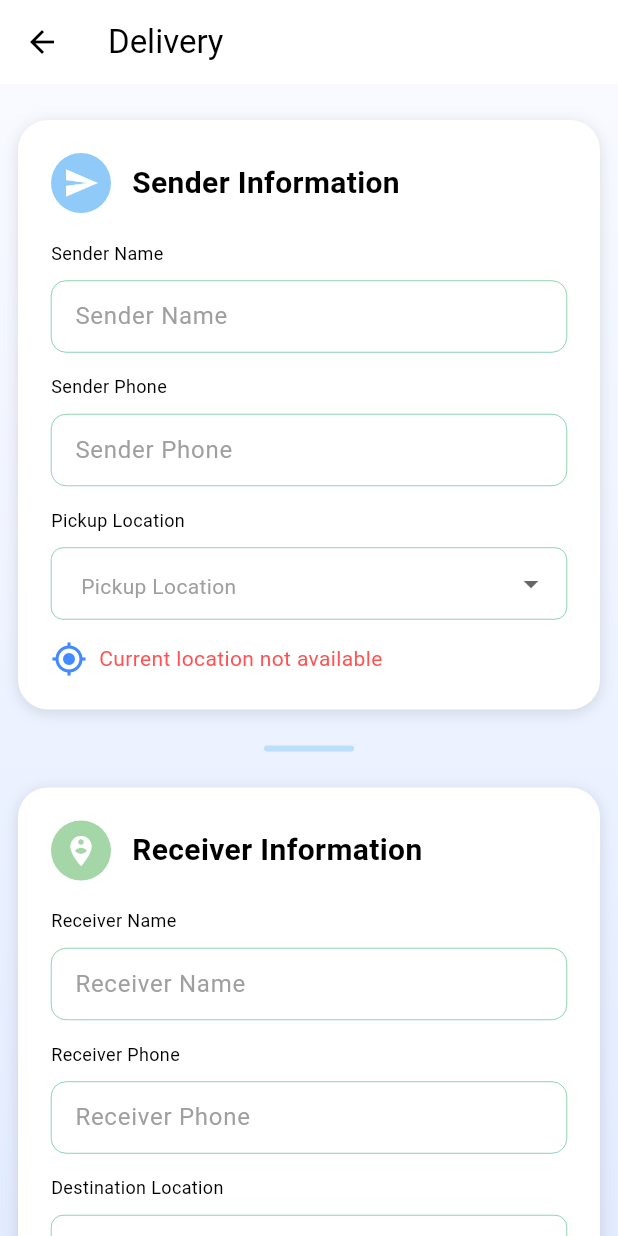
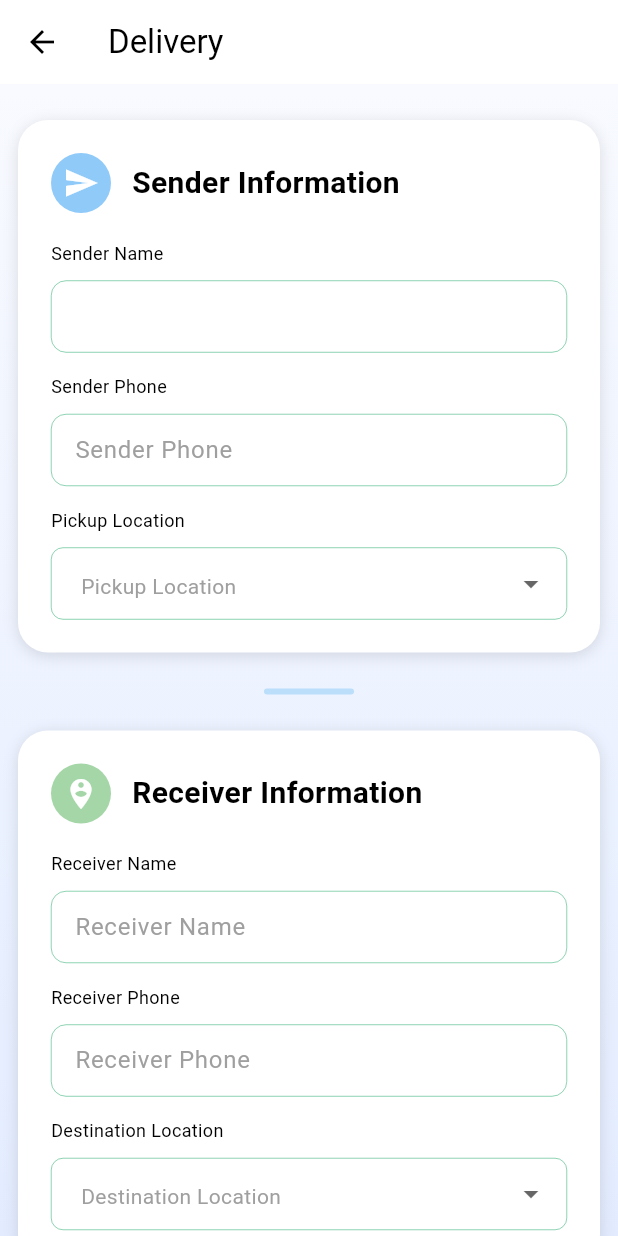
Before and after one commit to sadamabdisheekh/multi-customapp, a Flutter app: the DeliveryScreen screen opened by its route, on a phone screen of 412 x 824 dp. Run offline on Flutter 3.47's test engine with Material 3 defaults, Android fonts, the phone set to English and light mode, and no system bars; our stand-ins replace animated_flip_counter, auto_size_text, badges, bloc, cached_network_image, carousel_slider and 11 more; accounts and stored records are empty; network calls fail.

```diff
--- /dev/null
+++ b/lib/data/models/address_model.dart
@@ -0,0 +1,194 @@
+// ignore_for_file: public_member_api_docs, sort_constructors_first
+import 'dart:convert';
+
+import 'package:equatable/equatable.dart';
+
+class Country extends Equatable {
+  final int id;
+  final String name;
+  final List<Region>? regions;
+  const Country({
+    required this.id,
+    required this.name,
+    this.regions,
+  });
+
+  Country copyWith({
+    int? id,
+    String? name,
+    List<Region>? regions,
+  }) {
+    return Country(
+      id: id ?? this.id,
+      name: name ?? this.name,
+      regions: regions ?? this.regions,
+    );
+  }
+
+  Map<String, dynamic> toMap() {
+    return <String, dynamic>{
+      'id': id,
+      'name': name,
+      'regions': regions?.map((x) => x.toMap()).toList(),
+    };
+  }
+
+  factory Country.fromMap(Map<String, dynamic> map) {
+    return Country(
+      id: map['id'] as int,
+      name: map['name'] as String,
+      regions: map['regions'] != null ? List<Region>.from((map['regions'] as List).map<Region?>((x) => Region.fromMap(x as Map<String,dynamic>),),) : null,
+    );
+  }
+
+  String toJson() => json.encode(toMap());
+
+  factory Country.fromJson(String source) => Country.fromMap(json.decode(source) as Map<String, dynamic>);
+
+  @override
+  bool get stringify => true;
+
+  @override
+  List<Object?> get props => [id, name, regions];
+}
+
+class Region extends Equatable {
+  final int id;
+  final String name;
+  final List<City>? cities;
+  const Region({
+    required this.id,
+    required this.name,
+    this.cities,
+  });
+
+  Region copyWith({
+    int? id,
+    String? name,
+    List<City>? cities,
+  }) {
+    return Region(
+      id: id ?? this.id,
+      name: name ?? this.name,
+      cities: cities ?? this.cities,
+    );
+  }
+
+  Map<String, dynamic> toMap() {
+    return <String, dynamic>{
+      'id': id,
+      'name': name,
+      'cities': cities?.map((x) => x.toMap()).toList(),
+    };
+  }
+
+  factory Region.fromMap(Map<String, dynamic> map) {
+    return Region(
+      id: map['id'] as int,
+      name: map['name'] as String,
+      cities: map['cities'] != null ? List<City>.from((map['cities'] as List).map<City?>((x) => City.fromMap(x as Map<String,dynamic>),),) : null,
+    );
+  }
+
+  String toJson() => json.encode(toMap());
+
+  factory Region.fromJson(String source) => Region.fromMap(json.decode(source) as Map<String, dynamic>);
+
+  @override
+  bool get stringify => true;
+
+  @override
+  List<Object?> get props => [id, name, cities];
+}
+
+class City extends Equatable {
+  final int id;
+  final String name;
+  final List<Village>? villages;
+  const City({
+    required this.id,
+    required this.name,
+    this.villages,
+  });
+
+  City copyWith({
+    int? id,
+    String? name,
+    List<Village>? villages,
+  }) {
+    return City(
+      id: id ?? this.id,
+      name: name ?? this.name,
+      villages: villages ?? this.villages,
+    );
+  }
+
+  Map<String, dynamic> toMap() {
+    return <String, dynamic>{
+      'id': id,
+      'name': name,
+      'villages': villages?.map((x) => x.toMap()).toList(),
+    };
+  }
+
+  factory City.fromMap(Map<String, dynamic> map) {
+    return City(
+      id: map['id'] as int,
+      name: map['name'] as String,
+      villages: map['villages'] != null ? List<Village>.from((map['villages'] as List).map<Village?>((x) => Village.fromMap(x as Map<String,dynamic>),),) : null,
+    );
+  }
+
+  String toJson() => json.encode(toMap());
+
+  factory City.fromJson(String source) => City.fromMap(json.decode(source) as Map<String, dynamic>);
+
+  @override
+  bool get stringify => true;
+
+  @override
+  List<Object?> get props => [id, name, villages];
+}
+
+class Village extends Equatable {
+  final int id;
+  final String name;
+  const Village({
+    required this.id,
+    required this.name,
+  });
+
+  Village copyWith({
+    int? id,
+    String? name,
+  }) {
+    return Village(
+      id: id ?? this.id,
+      name: name ?? this.name,
+    );
+  }
+
+  Map<String, dynamic> toMap() {
+    return <String, dynamic>{
+      'id': id,
+      'name': name,
+    };
+  }
+
+  factory Village.fromMap(Map<String, dynamic> map) {
+    return Village(
+      id: map['id'] as int,
+      name: map['name'] as String,
+    );
+  }
+
+  String toJson() => json.encode(toMap());
+
+  factory Village.fromJson(String source) => Village.fromMap(json.decode(source) as Map<String, dynamic>);
+
+  @override
+  bool get stringify => true;
+
+  @override
+  List<Object> get props => [id, name];
+}
--- a/lib/data/remote_urls.dart
+++ b/lib/data/remote_urls.dart
@@ -1,5 +1,5 @@
 class RemoteUrls {
-  static const String rootUrl = 'http://192.168.236.67:3000';
+  static const String rootUrl = 'http://192.168.100.28:3000';
   //"http://160.119.251.252:3000"; 192.168.75.67
 
   static const login = '$rootUrl/auth/login';
@@ -31,4 +31,7 @@ class RemoteUrls {
 
   static const createOrder = '$rootUrl/order/createorder';
 
+
+  static const getAddress = '$rootUrl/address/get-addreses';
+
 }
--- a/lib/logic/cubit/home_cubit.dart
+++ b/lib/logic/cubit/home_cubit.dart
@@ -1,5 +1,7 @@
 import 'package:equatable/equatable.dart';
 import 'package:flutter_bloc/flutter_bloc.dart';
+import 'package:geocoding/geocoding.dart';
+import 'package:geolocator/geolocator.dart';
 import 'package:multi/data/models/modules_model.dart';
 import 'package:multi/data/providers/error/custom_error.dart';
 import 'package:multi/data/repository/home_repository.dart';
@@ -13,6 +15,9 @@ class HomeCubit extends Cubit<HomeState> {
         super(HomeStateInitial()) {
     loadHomeData();
   }
+
+  Placemark? userPlaceMark;
+  Position? position;
 
   loadHomeData() async {
     emit(HomeLoadingState());
--- a/lib/logic/cubit/splash_cubit.dart
+++ b/lib/logic/cubit/splash_cubit.dart
@@ -1,14 +1,37 @@
-import 'dart:async';
-
 import 'package:equatable/equatable.dart';
 import 'package:flutter_bloc/flutter_bloc.dart';
-import 'package:multi/data/providers/error/custom_error.dart';
+import 'package:multi/data/models/address_model.dart';
+import 'package:multi/data/repository/auth_repository.dart';
 
 part 'splash_state.dart';
 
 class SplashCubit extends Cubit<SplashState> {
-  SplashCubit() : super(SplashInitial()) {
-    Timer(
-        const Duration(seconds: 3), () => emit(const SplashLoaded(list: null)));
+  final AuthRepository _authRepository;
+
+  SplashCubit({required authRepository}) : _authRepository = authRepository, super(SplashInitial()) {
+    getAddress();
+  }
+
+  List<Country>? systemAddreses;
+
+  getAddress() async {
+    try {
+      emit(SplashLoading());
+      final result = await _authRepository.getAddress();
+    result.fold(
+      (failure) {
+        var errorState = SplashError(
+            error:  failure.message);
+        emit(errorState);
+      },
+      (value) {
+        systemAddreses = value;
+        emit(SplashLoaded(addresses: value));
+      },
+    );
+
+    }catch (e) {
+      emit(SplashError(error: 'Failed to fetch address ${e.toString()}'));
+    }
   }
 }
--- a/lib/logic/cubit/splash_state.dart
+++ b/lib/logic/cubit/splash_state.dart
@@ -12,13 +12,13 @@ final class SplashInitial extends SplashState {}
 final class SplashLoading extends SplashState {}
 
 final class SplashError extends SplashState {
-  final CustomError error;
+  final String error;
 
   const SplashError({required this.error});
 }
 
 final class SplashLoaded extends SplashState {
-  final dynamic list;
+  final List<Country> addresses;
 
-  const SplashLoaded({required this.list});
+  const SplashLoaded({required this.addresses});
 }
--- a/lib/logic/state_injector.dart
+++ b/lib/logic/state_injector.dart
@@ -80,7 +80,9 @@ class StateInjector {
 
   static final blocProviders = <BlocProvider>[
     BlocProvider<SplashCubit>(
-      create: (context) => SplashCubit(),
+      create: (context) => SplashCubit(
+        authRepository: context.read<AuthRepository>()
+      ),
     ),
     BlocProvider<LocationCubit>(
       create: (context) => LocationCubit(),
--- a/lib/presentation/screens/delivery/delivery_screen.dart
+++ b/lib/presentation/screens/delivery/delivery_screen.dart
@@ -1,9 +1,13 @@
-import 'dart:async';
+
 import 'package:flutter/material.dart';
-import 'package:geolocator/geolocator.dart';
-import 'package:multi/logic/helpers/get_location.dart';
+import 'package:flutter_bloc/flutter_bloc.dart';
+import 'package:multi/data/models/address_model.dart';
+import 'package:multi/logic/cubit/home_cubit.dart';
+import 'package:multi/logic/cubit/signin_cubit.dart';
+import 'package:multi/logic/cubit/splash_cubit.dart';
 import 'package:flutter_spinkit/flutter_spinkit.dart';
 import 'widgets/delivery_widgets.dart';
+import 'package:collection/collection.dart';
 
 class DeliveryScreen extends StatefulWidget {
   const DeliveryScreen({super.key});
@@ -37,16 +41,13 @@ class _DeliveryScreenState extends State<DeliveryScreen> {
   final TextEditingController receiverNameController = TextEditingController();
   final TextEditingController receiverPhoneController = TextEditingController();
 
-  StreamSubscription<Position>? _positionSubscription;
-  StreamSubscription<ServiceStatus>? _serviceStatusSubscription;
-  Position? _currentPosition;
-  ServiceStatus? _currentServiceStatus;
-  String? _locationError;
-
 @override
 void initState() {
   super.initState();
-  _initLocationServices();
+    final customer = context.read<SigninCubit>().customerInfo!;
+    final customerName = '${customer.firstName} ${customer.middleName} ${customer.lastName}';
+    senderNameController.text = customerName;
+    senderPhoneController.text = customer.mobile;
 }
 
 @override
@@ -55,62 +56,9 @@ void dispose() {
   senderPhoneController.dispose();
   receiverNameController.dispose();
   receiverPhoneController.dispose();
-  _positionSubscription?.cancel();
-  _serviceStatusSubscription?.cancel();
   super.dispose();
 }
 
-Future<void> _initLocationServices() async {
-  try {
-    final position = await LocationService.getCurrentLocation();
-    setState(() => _currentPosition = position);
-    _setupLocationListeners();
-  } catch (e) {
-    final location = e as LocationException;
-    if (location.code == 1) {
-      await Geolocator.openLocationSettings();
-    }
-    setState(() => _locationError = e.toString());
-  }
-}
-
-void _setupLocationListeners() {
-  _positionSubscription = LocationService.locationUpdates.listen(
-    (position) => setState(() => _currentPosition = position),
-    onError: (e) => setState(() => _locationError = e.toString()),
-  );
-
-  _serviceStatusSubscription = LocationService.serviceStatusUpdates.listen(
-    (status) => {
-      print(status)
-    }
-  );
-}
-
-  Future<void> _showLocationServiceDialog() async {
-    await showDialog(
-      context: context,
-      barrierDismissible: false,
-      builder: (ctx) => AlertDialog(
-        title: const Text('Location Required'),
-        content: const Text(
-            'Location services are disabled. Please enable them to proceed.'),
-        actions: [
-          TextButton(
-            onPressed: () async {
-              Navigator.of(ctx).pop();
-              await Geolocator.openLocationSettings();
-            },
-            child: const Text('Open Settings'),
-          ),
-          TextButton(
-            onPressed: () => Navigator.of(ctx).pop(),
-            child: const Text('Cancel'),
-          ),
-        ],
-      ),
-    );
-  }
 
   @override
   Widget build(BuildContext context) {
@@ -122,6 +70,29 @@ void _setupLocationListeners() {
     final destination = destinationLocationId != null
         ? locations.firstWhere((l) => l['id'] == destinationLocationId)
         : null;
+    final homeCubit = context.read<HomeCubit>();
+final splashCubit = context.read<SplashCubit>();
+final placeMark = homeCubit.userPlaceMark;
+final addresses = splashCubit.systemAddreses;
+
+var userAddress;
+Country? country;
+Region? region;
+City? city;
+
+
+if (placeMark != null && addresses?.isNotEmpty == true) {
+  country = addresses?.firstWhereOrNull((co) => co.name == placeMark.country);
+  region = country?.regions?.firstWhereOrNull((r) => r.name == placeMark.administrativeArea);
+  city = region?.cities?.firstWhereOrNull((c) => c.name == placeMark.subAdministrativeArea);
+
+}
+
+
+
+
+
+
 
     return Scaffold(
       appBar: AppBar(title: const Text('Delivery')),
@@ -154,8 +125,6 @@ void _setupLocationListeners() {
                       }
                     });
                   },
-                  currentPosition: _currentPosition,
-                  locationError: _locationError,
                 ),
                 // Divider
                 Center(
--- a/lib/presentation/screens/delivery/widgets/delivery_widgets.dart
+++ b/lib/presentation/screens/delivery/widgets/delivery_widgets.dart
@@ -1,5 +1,4 @@
 import 'package:flutter/material.dart';
-import 'package:geolocator/geolocator.dart';
 import 'package:multi/presentation/widgets/custom_dropdown.dart';
 import 'package:multi/presentation/widgets/custom_textfield.dart';
 
@@ -9,8 +8,6 @@ class SenderSection extends StatelessWidget {
   final int? pickupLocationId;
   final List<Map<String, dynamic>> locations;
   final void Function(int?) onPickupChanged;
-  final Position? currentPosition;
-  final String? locationError;
 
   const SenderSection({
     super.key,
@@ -19,8 +16,6 @@ class SenderSection extends StatelessWidget {
     required this.pickupLocationId,
     required this.locations,
     required this.onPickupChanged,
-    required this.currentPosition,
-    required this.locationError,
   });
 
   @override
@@ -84,29 +79,6 @@ class SenderSection extends StatelessWidget {
                 child: Text(loc['name']),
               );
             }).toList(),
-          ),
-
-          const SizedBox(height: 14),
-          Row(
-            children: [
-              const Icon(Icons.my_location, color: Colors.blueAccent),
-              const SizedBox(width: 8),
-              Expanded(
-                child: currentPosition != null
-                    ? Text(
-                        'Current location: '
-                        'Lat:  ${currentPosition!.latitude.toStringAsFixed(5)}, '
-                        'Lng:  ${currentPosition!.longitude.toStringAsFixed(5)}',
-                        style: const TextStyle(color: Colors.black87, fontSize: 14),
-                      )
-                    : Text(
-                        locationError != null
-                            ? 'Location error: $locationError'
-                            : 'Current location not available',
-                        style: const TextStyle(color: Colors.redAccent, fontSize: 14),
-                      ),
-              ),
-            ],
           ),
         ],
       ),
--- a/lib/presentation/screens/main_page/main_page.dart
+++ b/lib/presentation/screens/main_page/main_page.dart
@@ -1,6 +1,5 @@
 import 'package:flutter/material.dart';
 import 'package:flutter/services.dart';
-import 'package:multi/logic/helpers/get_location.dart';
 import 'package:multi/presentation/screens/home/home.dart';
 import 'package:multi/presentation/screens/order/order_screen.dart';
 import 'package:multi/presentation/screens/profile/profile.dart';
--- a/pubspec.yaml
+++ b/pubspec.yaml
@@ -39,6 +39,7 @@ dependencies:
   geocoding: ^3.0.0
   intl: ^0.20.2
   flutter_spinkit: ^5.2.1
+  collection: ^1.18.0
 
 dev_dependencies:
   flutter_test:
```
Also changed, not shown: lib/data/repository/auth_repository.dart (+15 -0 lines), lib/logic/helpers/get_location.dart (+10 -18 lines), lib/presentation/screens/home/home.dart (+33 -11 lines), lib/presentation/screens/splash_screen.dart (+9 -0 lines), pubspec.lock.
